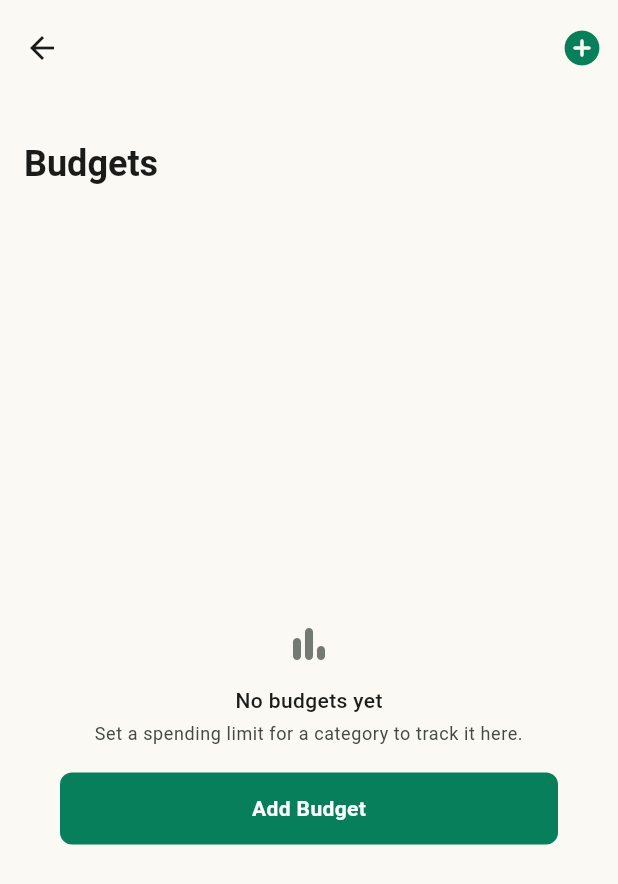
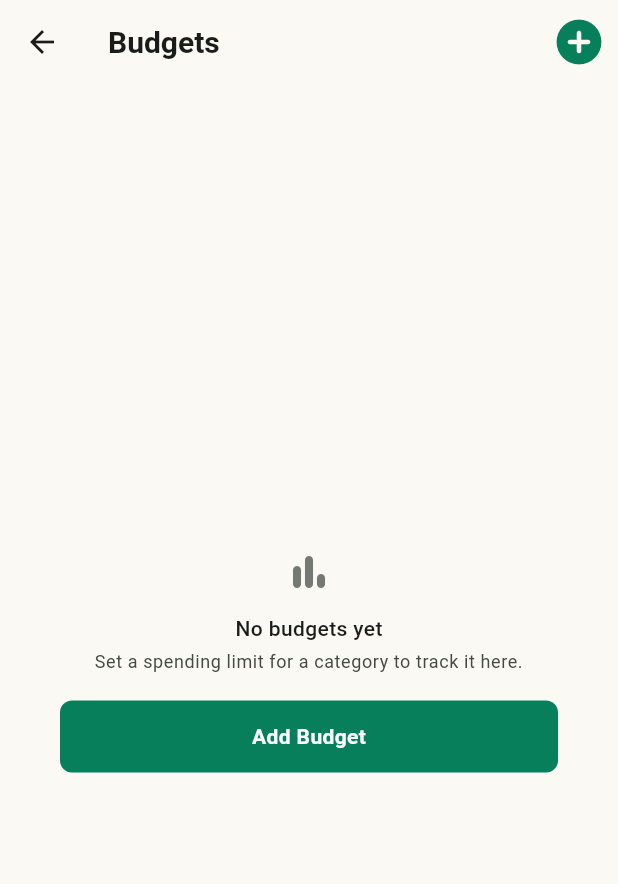
Before and after one commit to philquake/penny, a Flutter app: the BudgetsScreen screen opened directly with empty values, on a phone screen of 412 x 824 dp. Shown: the top 884 px of the screen. Run offline on Flutter 3.47's test engine with Material 3 defaults, Android fonts, the phone set to English and light mode, and no system bars; our stand-ins replace dio, fl_chart, flutter_local_notifications, flutter_riverpod, flutter_secure_storage, image_picker and 1 more; missing offline and left inert: google_mlkit_text_recognition; accounts and stored records are empty.

Commit message:
style: remove excess space from top

```diff
--- a/front_end/lib/screens/budgets_screen.dart
+++ b/front_end/lib/screens/budgets_screen.dart
@@ -124,17 +124,18 @@ class _BudgetsScreenState extends State<BudgetsScreen> {
       backgroundColor: context.colors.surface,
       body: CustomScrollView(
         slivers: [
-          SliverAppBar.large(
+          SliverAppBar(
             backgroundColor: context.colors.surface,
             scrolledUnderElevation: 0,
             title: const Text('Budgets'),
+            pinned: true,
             actions: [
               IconButton(
                 onPressed: _showAddBudgetSheet,
                 icon: Icon(
                   Icons.add_circle_rounded,
                   color: context.colors.primary,
-                  size: 28,
+                  size: 36,
                 ),
               ),
             ],
--- a/front_end/lib/screens/categories_screen.dart
+++ b/front_end/lib/screens/categories_screen.dart
@@ -130,7 +130,7 @@ class _CategoriesScreenState extends State<CategoriesScreen> {
       backgroundColor: context.colors.surface,
       body: CustomScrollView(
         slivers: [
-          SliverAppBar.large(
+          SliverAppBar(
             backgroundColor: context.colors.surface,
             scrolledUnderElevation: 0,
             title: const Text('Categories'),
--- a/front_end/lib/screens/dashboard_screen.dart
+++ b/front_end/lib/screens/dashboard_screen.dart
@@ -108,7 +108,7 @@ class _DashboardScreenState extends State<DashboardScreen> {
         children: [
           CustomScrollView(
             slivers: [
-              SliverAppBar.large(
+              SliverAppBar(
                 backgroundColor: context.colors.surface,
                 scrolledUnderElevation: 0,
                 title: const Text('Overview'),
--- a/front_end/lib/screens/reports_screen.dart
+++ b/front_end/lib/screens/reports_screen.dart
@@ -122,7 +122,7 @@ class _ReportsScreenState extends State<ReportsScreen> {
     return Scaffold(
       body: CustomScrollView(
         slivers: [
-          const SliverAppBar.large(title: Text('Reports')),
+          const SliverAppBar(title: Text('Reports')),
           SliverToBoxAdapter(
             child: Padding(
               padding: const EdgeInsets.fromLTRB(20, 8, 20, 40),
--- a/front_end/lib/screens/settings_screen.dart
+++ b/front_end/lib/screens/settings_screen.dart
@@ -160,7 +160,7 @@ class _SettingsScreenState extends State<SettingsScreen> {
       backgroundColor: context.colors.surface,
       body: CustomScrollView(
         slivers: [
-          SliverAppBar.large(
+          SliverAppBar(
             backgroundColor: context.colors.surface,
             scrolledUnderElevation: 0,
             title: const Text('Settings'),
--- a/front_end/lib/screens/transactions_screen.dart
+++ b/front_end/lib/screens/transactions_screen.dart
@@ -91,7 +91,7 @@ class _TransactionsScreenState extends State<TransactionsScreen> {
       backgroundColor: context.colors.surface,
       body: CustomScrollView(
         slivers: [
-          SliverAppBar.large(
+          SliverAppBar(
             backgroundColor: context.colors.surface,
             scrolledUnderElevation: 0,
             title: const Text('Transactions'),
```
